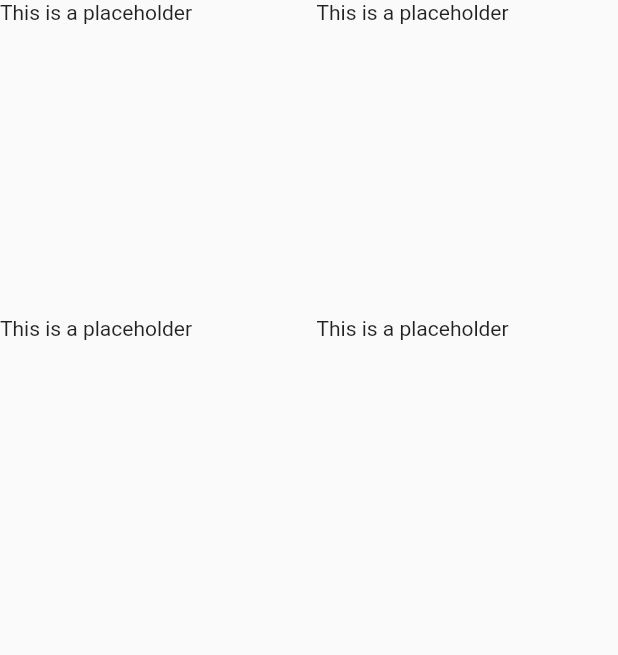
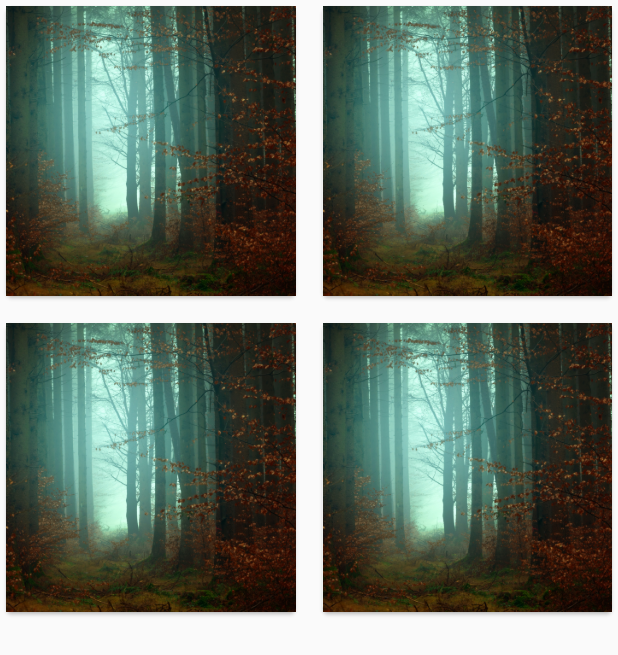
Before and after one commit to soulandbone/wandering_site, a Flutter app: the AdventuresPage screen opened directly, on a phone screen of 412 x 824 dp. Shown: the top 655 px of the screen. Run offline on Flutter 3.47's test engine with Material 2 defaults, Android fonts, the light colour scheme and no system bars.

Commit message:
Better responsive options naming

```diff
--- a/lib/helpers/constants.dart
+++ b/lib/helpers/constants.dart
@@ -1 +1,5 @@
 const mainParagraph = '';
+
+const kMobileBreakpoint = 852;
+const kLaptopBreakPoint = 1440;
+const kDesktopBreakPoint = 1920;
--- a/lib/home.dart
+++ b/lib/home.dart
@@ -32,7 +32,7 @@ class _HomePageState extends State<HomePage> {
     return Scaffold(
         extendBodyBehindAppBar: true,
         key: scaffoldKey,
-        appBar: ResponsiveWidget.isSmallScreen(context)
+        appBar: ResponsiveWidget.isMobileScreen(context)
             ? mobileTopBar(scaffoldKey)
             : PreferredSize(
                 preferredSize: Size(screenSize.width, 1000),
--- a/lib/screens/adventures.dart
+++ b/lib/screens/adventures.dart
@@ -1,16 +1,18 @@
 import 'package:flutter/material.dart';
+import 'package:wandering_app/helpers/responsive.dart';
+import 'package:wandering_app/widgets/adventure_container.dart';
 
 class AdventuresPage extends StatelessWidget {
   @override
   Widget build(BuildContext context) {
-    return Container(
+    return Scaffold(
+        body: Container(
       child: GridView.builder(
-          physics: NeverScrollableScrollPhysics(),
           itemCount: 4,
           gridDelegate: SliverGridDelegateWithFixedCrossAxisCount(crossAxisCount: 2, crossAxisSpacing: 10, mainAxisSpacing: 10),
           itemBuilder: (context, index) {
-            return GestureDetector(onTap: () {}, child: Container(child: Text('This is a placeholder')));
+            return GestureDetector(onTap: () {}, child: Container(child: AdventureContainer()));
           }),
-    );
+    ));
   }
 }
--- a/lib/widgets/adventure_container.dart
+++ b/lib/widgets/adventure_container.dart
@@ -8,17 +8,16 @@ class AdventureContainer extends StatefulWidget {
 class _AdventureContainerState extends State<AdventureContainer> {
   @override
   Widget build(BuildContext context) {
-    return SizedBox(
+    return Container(
       height: 200,
-      width: 150,
-      child: Column(
-        children: [
-          Image(image: AssetImage("assets/forest.jpg")),
-          Divider(
-            height: 10,
-          ),
-          Text('This adventure is about hungry dinosaurs')
-        ],
+      width: 200,
+      child: Card(
+        child: Image(
+          width: 200,
+          height: 200,
+          image: AssetImage("assets/forest.jpg"),
+          fit: BoxFit.cover,
+        ),
       ),
     );
   }
--- a/lib/widgets/navbar_mobile.dart
+++ b/lib/widgets/navbar_mobile.dart
@@ -12,9 +12,7 @@ AppBar mobileTopBar(GlobalKey<ScaffoldState> key) {
         key.currentState!.openDrawer();
       },
     ),
-    title: Image.asset(
-      'assets/logo.png',
-    ),
+    title: Text('Mobile AppBar'),
     centerTitle: true,
     elevation: 0,
     backgroundColor: Colors.amberAccent,
```
Also changed, not shown: lib/helpers/responsive.dart (+15 -17 lines), lib/widgets/menu_item2.dart (+7 -1 lines), lib/widgets/navbar_desktop.dart (+6 -18 lines).
